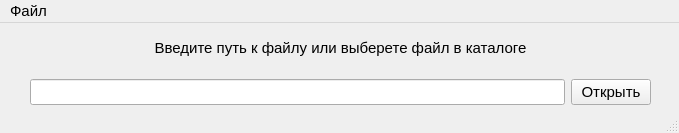
Qt form mainwindow.ui (Annchrn/example_json) before a commit.
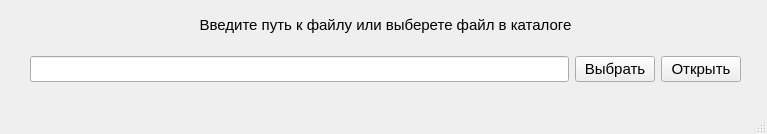
The same form after that commit.

Commit message:
example without class
1. обработана ошибка считывания json
2. добавлены комментарии
3. изменена визуальная часть

Patch:
```diff
--- a/mainwindow.ui
+++ b/mainwindow.ui
@@ -6,8 +6,8 @@
    <rect>
     <x>0</x>
     <y>0</y>
-    <width>679</width>
-    <height>133</height>
+    <width>767</width>
+    <height>134</height>
    </rect>
   </property>
   <property name="windowTitle">
@@ -19,12 +19,12 @@
      <rect>
       <x>30</x>
       <y>0</y>
-      <width>621</width>
+      <width>711</width>
       <height>82</height>
      </rect>
     </property>
     <layout class="QGridLayout" name="gridLayout">
-     <item row="0" column="0" colspan="2">
+     <item row="0" column="0" colspan="3">
       <widget class="QLabel" name="label">
        <property name="font">
         <font>
@@ -52,7 +52,7 @@
        </property>
       </widget>
      </item>
-     <item row="1" column="1">
+     <item row="1" column="2">
       <widget class="QPushButton" name="pushButton_2">
        <property name="enabled">
         <bool>true</bool>
@@ -73,6 +73,18 @@
        </property>
       </widget>
      </item>
+     <item row="1" column="1">
+      <widget class="QPushButton" name="pushButton">
+       <property name="font">
+        <font>
+         <pointsize>11</pointsize>
+        </font>
+       </property>
+       <property name="text">
+        <string>Выбрать</string>
+       </property>
+      </widget>
+     </item>
     </layout>
    </widget>
   </widget>
@@ -81,7 +93,7 @@
     <rect>
      <x>0</x>
      <y>0</y>
-     <width>679</width>
+     <width>767</width>
      <height>26</height>
     </rect>
    </property>
@@ -90,18 +102,6 @@
      <pointsize>11</pointsize>
     </font>
    </property>
-   <widget class="QMenu" name="menu">
-    <property name="font">
-     <font>
-      <pointsize>11</pointsize>
-     </font>
-    </property>
-    <property name="title">
-     <string>Файл</string>
-    </property>
-    <addaction name="open_action"/>
-   </widget>
-   <addaction name="menu"/>
   </widget>
   <widget class="QStatusBar" name="statusbar"/>
   <action name="open_action">
```
Left out of the diff: 5 changed lines with no effect on the pictures. The commit also changes 7 other files.
